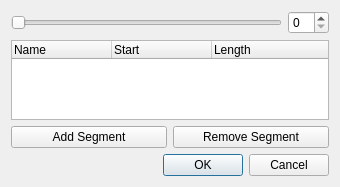
First picture: the form in qt/OpenRGBZoneResizeDialog.ui, repository CalcProgrammer1/OpenRGB, before the edit.
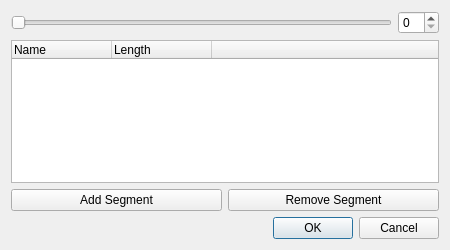
Second picture: the form after the edit. Custom widgets are drawn as their Qt base class.

Commit message: Segment size verification in Edit dialog   * Remove Start field and calculate it from previous segment sizes   * Add segment size slider   * Gray out OK when segment configuration is invalid

```diff
--- a/qt/OpenRGBZoneResizeDialog.ui
+++ b/qt/OpenRGBZoneResizeDialog.ui
@@ -6,8 +6,8 @@
    <rect>
     <x>0</x>
     <y>0</y>
-    <width>340</width>
-    <height>187</height>
+    <width>450</width>
+    <height>250</height>
    </rect>
   </property>
   <property name="windowTitle">
@@ -55,16 +55,16 @@
        <string notr="true">Name</string>
       </property>
      </column>
-     <column>
-      <property name="text">
-       <string>Start</string>
-      </property>
-     </column>
      <column>
       <property name="text">
        <string>Length</string>
       </property>
      </column>
+     <column>
+      <property name="text">
+       <string> </string>
+      </property>
+     </column>
     </widget>
    </item>
    <item row="4" column="0" colspan="2">
```
Left out of the diff: 6 changed lines with no effect on the pictures. The commit also changes 2 other files.
